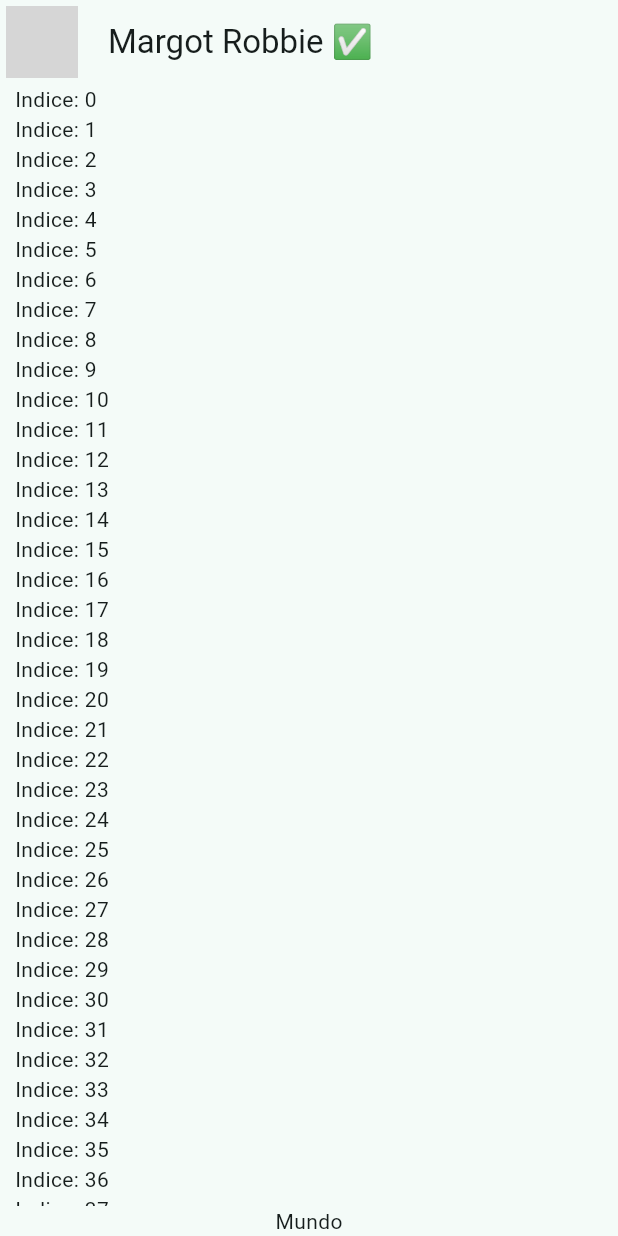
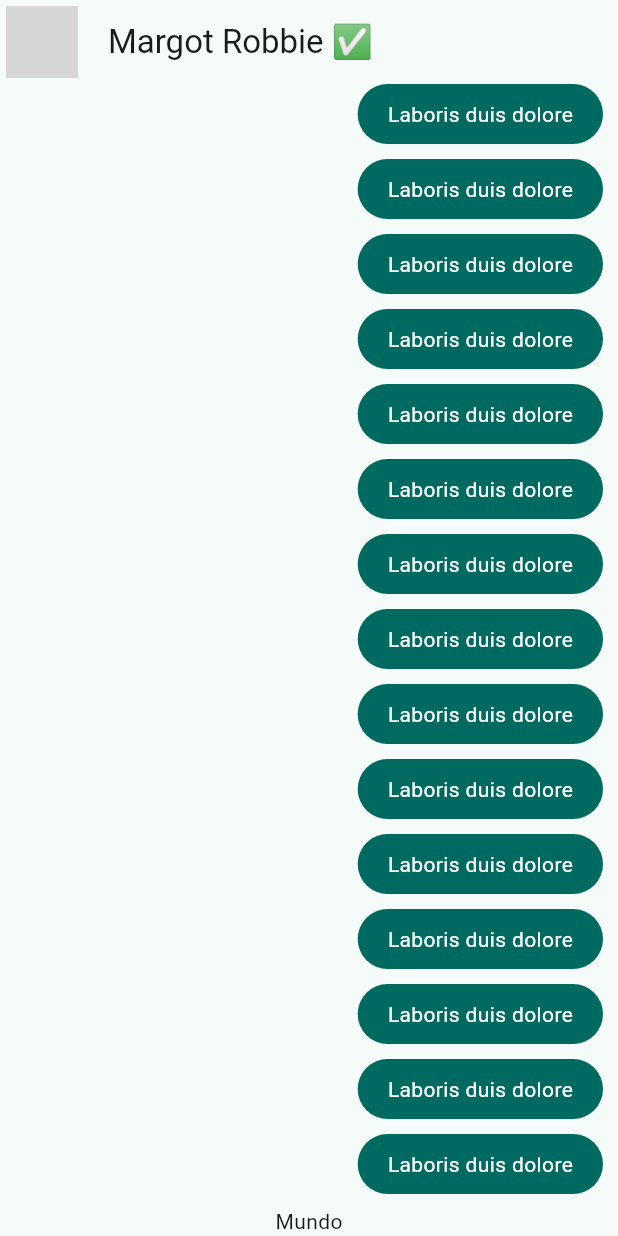
Before and after one commit to SergioBGISC99/yes_no_app, a Flutter app: the screen it shows after launch, on a phone screen of 412 x 824 dp. Run offline on Flutter 3.47's test engine with Material 2 defaults, Android fonts, the phone set to English and light mode, and no system bars; network calls fail; grey boxes are pictures that could not be loaded.

Commit message:
errores corregidos y burbujas de mensajes enviados

```diff
--- a/lib/main.dart
+++ b/lib/main.dart
@@ -1,6 +1,6 @@
 import 'package:flutter/material.dart';
 import 'package:yes_no_app/config/theme/app_theme.dart';
-import 'package:yes_no_app/presentation/chat/chat_screen.dart';
+import 'package:yes_no_app/presentation/screens/chat/chat_screen.dart';
 
 void main() => runApp(const MyApp());
 
--- a/lib/presentation/chat/chat_screen.dart
+++ b/lib/presentation/screens/chat/chat_screen.dart
@@ -1,4 +1,5 @@
 import 'package:flutter/material.dart';
+import 'package:yes_no_app/presentation/widgets/chat/my_message_bubble.dart';
 
 const String imageLink =
     'https://encrypted-tbn0.gstatic.com/images?q=tbn:ANd9GcQGx9N7RSOZnOpi1yVpLEe6DhP2rzKoi_fSYw&usqp=CAU';
@@ -34,7 +35,7 @@ class _ChatView extends StatelessWidget {
               child: ListView.builder(
                   itemCount: 100,
                   itemBuilder: (context, index) {
-                    return Text('Indice: $index');
+                    return const MyMessageBubble();
                   }),
             ),
             Text("Mundo")
--- /dev/null
+++ b/lib/presentation/widgets/chat/my_message_bubble.dart
@@ -0,0 +1,29 @@
+import 'package:flutter/material.dart';
+
+class MyMessageBubble extends StatelessWidget {
+  const MyMessageBubble({super.key});
+
+  @override
+  Widget build(BuildContext context) {
+    final colors = Theme.of(context).colorScheme;
+
+    return Column(
+      crossAxisAlignment: CrossAxisAlignment.end,
+      children: [
+        Container(
+            decoration: BoxDecoration(
+                color: colors.primary, borderRadius: BorderRadius.circular(20)),
+            child: const Padding(
+              padding: EdgeInsets.symmetric(horizontal: 20, vertical: 10),
+              child: Text(
+                'Laboris duis dolore',
+                style: TextStyle(color: Colors.white),
+              ),
+            )),
+        const SizedBox(
+          height: 10,
+        )
+      ],
+    );
+  }
+}
```
